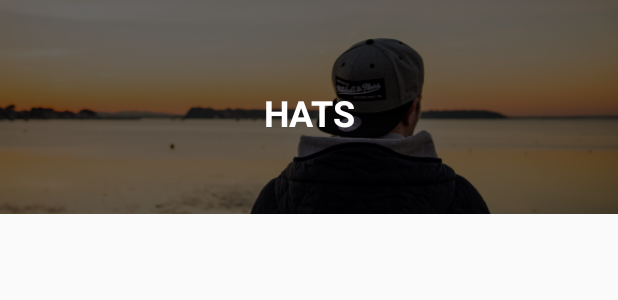
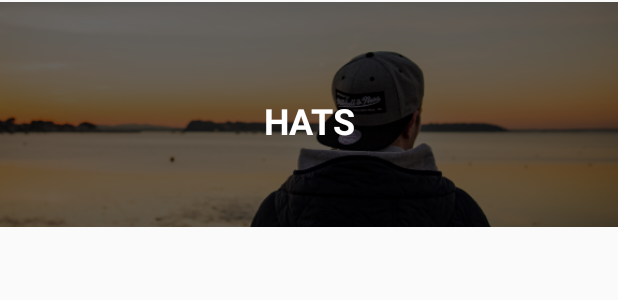
Before and after one commit to mcrisostomo9/StoreDemo, an Android app: the layout category_list_item.xml on its own in the app's theme, with its tools: preview values and no code run, on a phone screen of 412 x 824 dp. Shown: the top 300 px of the screen. Run offline under Robolectric (Android 15) with nearby library versions, the phone set to English and light mode, and no system bars.

```diff
--- a/app/src/main/java/com/markcrisostomo/storeapp/Adapters/CategoryAdapter.kt
+++ b/app/src/main/java/com/markcrisostomo/storeapp/Adapters/CategoryAdapter.kt
@@ -11,10 +11,7 @@ import com.markcrisostomo.storeapp.Model.Category
 import com.markcrisostomo.storeapp.R
 
 
-class CategoryAdapter(context: Context, categories: List<Category>) : BaseAdapter() {
-
-    val context = context
-    val categories = categories
+class CategoryAdapter(val context: Context, val categories: List<Category>) : BaseAdapter() {
 
     override fun getView(position: Int, convertView: View?, parent: ViewGroup?): View {
         val categoryView: View
--- a/app/src/main/res/layout/category_list_item.xml
+++ b/app/src/main/res/layout/category_list_item.xml
@@ -4,13 +4,13 @@
     xmlns:app="http://schemas.android.com/apk/res-auto"
     xmlns:tools="http://schemas.android.com/tools"
     android:layout_width="match_parent"
-    android:layout_height="150dp">
+    android:layout_height="160dp">
 
     <ImageView
         android:id="@+id/categoryImage"
         android:layout_width="0dp"
         android:layout_height="150dp"
-        android:layout_marginBottom="16dp"
+        android:layout_marginBottom="8dp"
         android:scaleType="centerCrop"
         app:layout_constraintBottom_toBottomOf="parent"
         app:layout_constraintEnd_toEndOf="parent"
```
Also changed, not shown: app/src/main/java/com/markcrisostomo/storeapp/Adapters/CategoryRecyleAdapter.kt (added, +43 -0 lines), app/src/main/java/com/markcrisostomo/storeapp/Controller/MainActivity.kt (+8 -4 lines).
